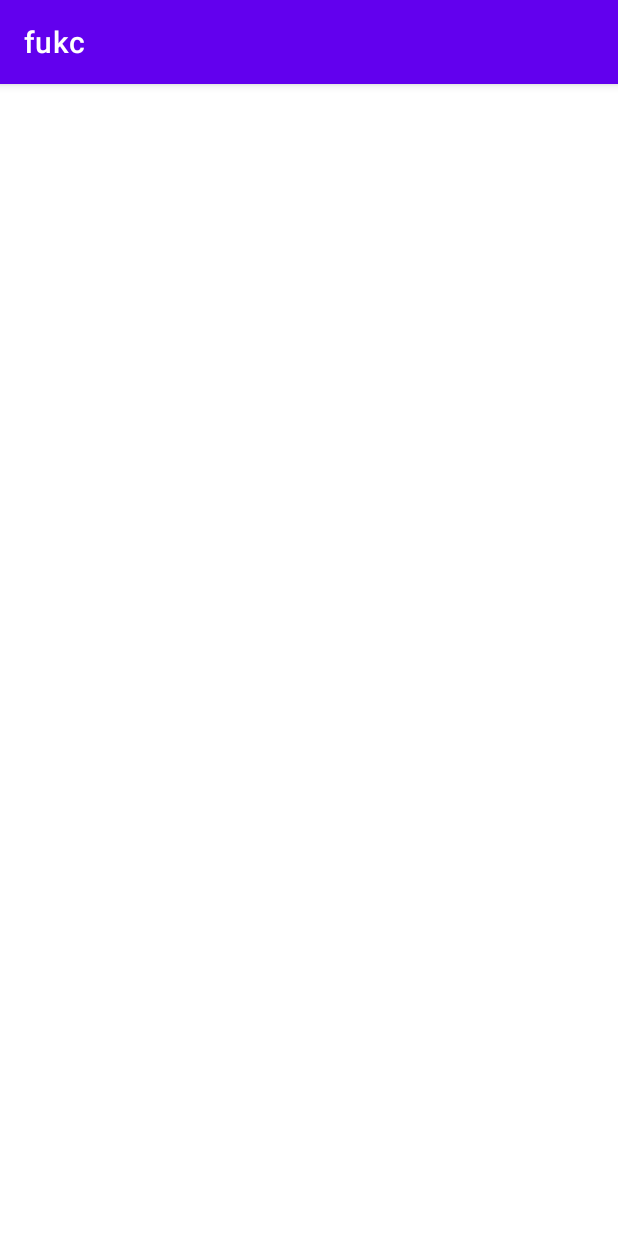
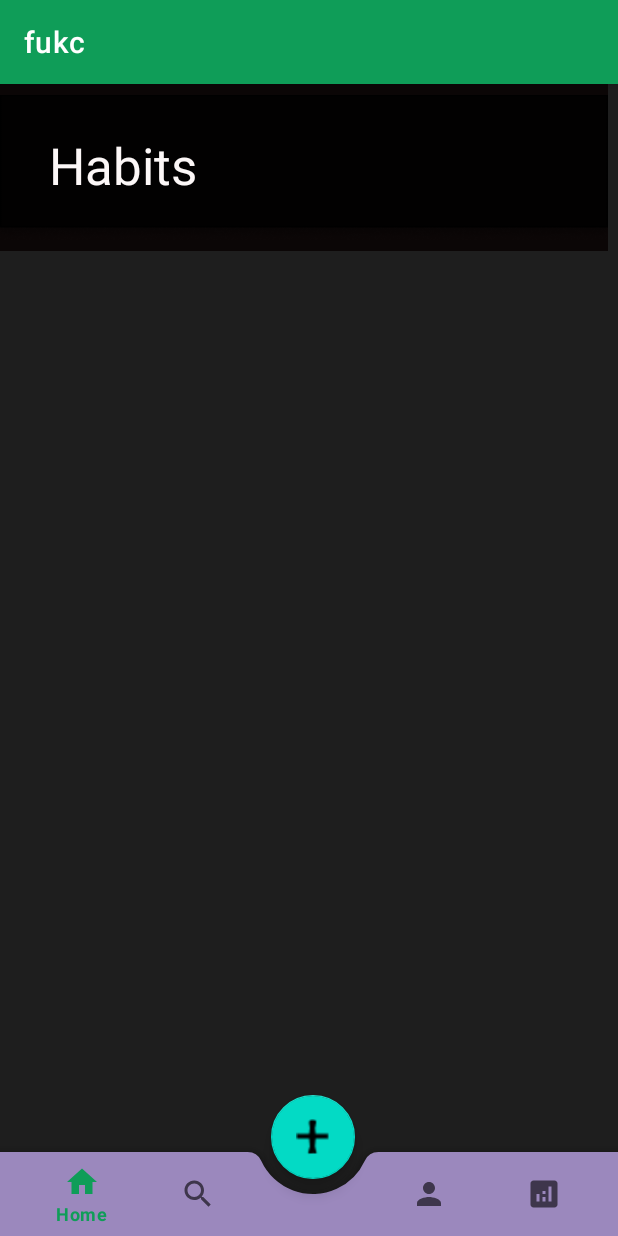
Before and after one commit to ankit00010/HabitTracker, an Android app: the HomeActivity1 screen opened directly, with no data from a screen before it, on a phone screen of 412 x 824 dp. Run offline under Robolectric (Android 15) with nearby library versions, the light colour scheme and no system bars.

Commit message:
changes made of bottom one

```diff
--- a/app/build.gradle
+++ b/app/build.gradle
@@ -36,4 +36,5 @@ dependencies {
     testImplementation 'junit:junit:4.13.2'
     androidTestImplementation 'androidx.test.ext:junit:1.1.4'
     androidTestImplementation 'androidx.test.espresso:espresso-core:3.5.0'
+    implementation'com.google.android.material:material:1.7.0'
 }
--- a/app/src/main/AndroidManifest.xml
+++ b/app/src/main/AndroidManifest.xml
@@ -13,14 +13,14 @@
         android:theme="@style/Theme.Fukc"
         tools:targetApi="31">
         <activity
-            android:name=".HomeActivity"
+            android:name=".Login_user"
             android:exported="false">
             <meta-data
                 android:name="android.app.lib_name"
                 android:value="" />
         </activity>
         <activity
-            android:name=".Login_user"
+            android:name=".HomeActivity1"
             android:exported="false">
             <meta-data
                 android:name="android.app.lib_name"
--- a/app/src/main/java/com/example/fukc/HomeActivity.java
+++ b/app/src/main/java/com/example/fukc/HomeActivity1.java
@@ -4,11 +4,11 @@ import androidx.appcompat.app.AppCompatActivity;
 
 import android.os.Bundle;
 
-public class HomeActivity extends AppCompatActivity {
+public class HomeActivity1 extends AppCompatActivity {
 
     @Override
     protected void onCreate(Bundle savedInstanceState) {
         super.onCreate(savedInstanceState);
-        setContentView(R.layout.activity_home);
+        setContentView(R.layout.activity_home1);
     }
 }
--- a/app/src/main/java/com/example/fukc/Login_user.java
+++ b/app/src/main/java/com/example/fukc/Login_user.java
@@ -38,7 +38,7 @@ public class Login_user extends AppCompatActivity {
                     if (checkuserpass==true)
                     {
                         Toast.makeText(Login_user.this, "Login Successfull", Toast.LENGTH_SHORT).show();
-                        Intent intent=new Intent(getApplicationContext(),HomeActivity.class);
+                        Intent intent=new Intent(getApplicationContext(),HomeActivity1.class);
                         startActivity(intent);
                     }else{
                         Toast.makeText(Login_user.this, "Login Failed", Toast.LENGTH_SHORT).show();
--- a/app/src/main/java/com/example/fukc/MainActivity.java
+++ b/app/src/main/java/com/example/fukc/MainActivity.java
@@ -49,7 +49,7 @@ public class MainActivity extends AppCompatActivity {
                             if (insert==true)
                             {
                                 Toast.makeText(MainActivity.this, "Registered Successfully", Toast.LENGTH_SHORT).show();
-                                Intent intent=new Intent(getApplicationContext(),HomeActivity.class);
+                                Intent intent=new Intent(getApplicationContext(),Login_user.class);
                                 startActivity(intent);
                             }
                             else
--- /dev/null
+++ b/app/src/main/res/drawable/ic_baseline_analytics_24.xml
@@ -0,0 +1,5 @@
+<vector android:height="24dp" android:tint="#000000"
+    android:viewportHeight="24" android:viewportWidth="24"
+    android:width="24dp" xmlns:android="http://schemas.android.com/apk/res/android">
+    <path android:fillColor="@android:color/white" android:pathData="M19,3L5,3c-1.1,0 -2,0.9 -2,2v14c0,1.1 0.9,2 2,2h14c1.1,0 2,-0.9 2,-2L21,5c0,-1.1 -0.9,-2 -2,-2zM9,17L7,17v-5h2v5zM13,17h-2v-3h2v3zM13,12h-2v-2h2v2zM17,17h-2L15,7h2v10z"/>
+</vector>
--- /dev/null
+++ b/app/src/main/res/drawable/ic_baseline_home_24.xml
@@ -0,0 +1,5 @@
+<vector android:height="24dp" android:tint="#000000"
+    android:viewportHeight="24" android:viewportWidth="24"
+    android:width="24dp" xmlns:android="http://schemas.android.com/apk/res/android">
+    <path android:fillColor="@android:color/white" android:pathData="M10,20v-6h4v6h5v-8h3L12,3 2,12h3v8z"/>
+</vector>
--- /dev/null
+++ b/app/src/main/res/drawable/ic_baseline_search_24.xml
@@ -0,0 +1,5 @@
+<vector android:height="24dp" android:tint="#000000"
+    android:viewportHeight="24" android:viewportWidth="24"
+    android:width="24dp" xmlns:android="http://schemas.android.com/apk/res/android">
+    <path android:fillColor="@android:color/white" android:pathData="M15.5,14h-0.79l-0.28,-0.27C15.41,12.59 16,11.11 16,9.5 16,5.91 13.09,3 9.5,3S3,5.91 3,9.5 5.91,16 9.5,16c1.61,0 3.09,-0.59 4.23,-1.57l0.27,0.28v0.79l5,4.99L20.49,19l-4.99,-5zM9.5,14C7.01,14 5,11.99 5,9.5S7.01,5 9.5,5 14,7.01 14,9.5 11.99,14 9.5,14z"/>
+</vector>
--- /dev/null
+++ b/app/src/main/res/drawable/transperent_background.xml
@@ -0,0 +1,8 @@
+<?xml version="1.0" encoding="utf-8"?>
+<shape xmlns:android="http://schemas.android.com/apk/res/android"
+    android:padding="10dp"
+    android:shape="rectangle">
+
+    <solid android:color="#00000000"/>
+
+</shape>
--- a/app/src/main/res/layout/activity_home.xml
+++ /dev/null
@@ -1,9 +0,0 @@
-<?xml version="1.0" encoding="utf-8"?>
-<androidx.constraintlayout.widget.ConstraintLayout xmlns:android="http://schemas.android.com/apk/res/android"
-    xmlns:app="http://schemas.android.com/apk/res-auto"
-    xmlns:tools="http://schemas.android.com/tools"
-    android:layout_width="match_parent"
-    android:layout_height="match_parent"
-    tools:context=".HomeActivity">
-
-</androidx.constraintlayout.widget.ConstraintLayout>
--- /dev/null
+++ b/app/src/main/res/layout/activity_home1.xml
@@ -0,0 +1,85 @@
+<?xml version="1.0" encoding="utf-8"?>
+<androidx.constraintlayout.widget.ConstraintLayout xmlns:android="http://schemas.android.com/apk/res/android"
+    xmlns:app="http://schemas.android.com/apk/res-auto"
+    xmlns:tools="http://schemas.android.com/tools"
+    android:layout_width="match_parent"
+    android:layout_height="match_parent"
+    android:background="@color/blackone"
+    tools:context=".HomeActivity1">
+
+    <ImageView
+        android:id="@+id/imageView2"
+        android:layout_width="405dp"
+        android:layout_height="111dp"
+        android:background="#040007"
+        android:backgroundTint="#0B0606"
+        android:contentDescription="@string/_2"
+        app:layout_constraintBottom_toBottomOf="parent"
+        app:layout_constraintEnd_toEndOf="parent"
+        app:layout_constraintHorizontal_bias="0.0"
+        app:layout_constraintStart_toStartOf="parent"
+        app:layout_constraintTop_toTopOf="parent"
+        app:layout_constraintVertical_bias="0.0"
+        app:srcCompat="@drawable/toponefrag" />
+
+    <androidx.coordinatorlayout.widget.CoordinatorLayout
+        android:id="@+id/coordinatorLayout"
+        android:layout_width="417dp"
+        android:layout_height="574dp"
+        app:layout_constraintBottom_toBottomOf="parent"
+        app:layout_constraintEnd_toEndOf="@+id/imageView2"
+        app:layout_constraintHorizontal_bias="0.0"
+        app:layout_constraintStart_toStartOf="parent"
+        app:layout_constraintTop_toTopOf="parent"
+        app:layout_constraintVertical_bias="1.0">
+
+        <com.google.android.material.bottomappbar.BottomAppBar
+            android:id="@+id/bottomAppBar"
+            android:layout_width="match_parent"
+            android:layout_height="wrap_content"
+            android:layout_gravity="bottom"
+            app:backgroundTint="#9B88BD"
+            app:fabCradleMargin="10dp"
+            app:fabCradleRoundedCornerRadius="10dp"
+            app:fabCradleVerticalOffset="10dp">
+
+            <com.google.android.material.bottomnavigation.BottomNavigationView
+                android:id="@+id/bottomNavigationView"
+                android:layout_width="match_parent"
+                android:layout_height="match_parent"
+                android:layout_marginEnd="16dp"
+                android:background="@drawable/transperent_background"
+                app:menu="@menu/bottom_nav_menu"
+
+                />
+        </com.google.android.material.bottomappbar.BottomAppBar>
+
+        <com.google.android.material.floatingactionbutton.FloatingActionButton
+            android:id="@+id/fab"
+            android:layout_width="wrap_content"
+            android:layout_height="wrap_content"
+            android:contentDescription="@string/todo11"
+            android:src="@drawable/plus"
+
+            app:layout_anchor="@id/bottomAppBar"
+            tools:ignore="SpeakableTextPresentCheck" />
+
+    </androidx.coordinatorlayout.widget.CoordinatorLayout>
+
+    <TextView
+        android:id="@+id/textView"
+        android:layout_width="146dp"
+        android:layout_height="66dp"
+        android:gravity="center_vertical"
+        android:text="@string/habits1"
+        android:textAppearance="@style/TextAppearance.AppCompat.Display1"
+        android:textColor="#FCF7F7"
+        app:layout_constraintBottom_toBottomOf="@+id/imageView2"
+        app:layout_constraintEnd_toEndOf="parent"
+        app:layout_constraintHorizontal_bias="0.124"
+        app:layout_constraintStart_toStartOf="parent"
+        app:layout_constraintTop_toTopOf="@+id/imageView2"
+        app:layout_constraintVertical_bias="0.472" />
+
+
+</androidx.constraintlayout.widget.ConstraintLayout>
--- /dev/null
+++ b/app/src/main/res/menu/bottom_nav_menu.xml
@@ -0,0 +1,32 @@
+<?xml version="1.0" encoding="utf-8"?>
+<menu xmlns:android="http://schemas.android.com/apk/res/android">
+
+    <item
+        android:id="@+id/home"
+        android:icon="@drawable/ic_baseline_home_24"
+        android:title="Home"/>
+
+    <item
+        android:id="@+id/Search"
+        android:icon="@drawable/ic_baseline_search_24"
+        android:title="Search"/>
+
+    <item
+        android:id="@+id/placeholder"
+        android:title=""/>
+
+    <item
+        android:id="@+id/person"
+        android:icon="@drawable/ic_baseline_person_24"
+        android:title="Profile"/>
+
+
+
+    <item
+        android:id="@+id/analysis"
+        android:icon="@drawable/ic_baseline_analytics_24"
+        android:title="Analysis"
+        />
+
+
+</menu>
--- a/app/src/main/res/values-night/themes.xml
+++ b/app/src/main/res/values-night/themes.xml
@@ -2,15 +2,17 @@
     <!-- Base application theme. -->
     <style name="Theme.Fukc" parent="Theme.MaterialComponents.DayNight.DarkActionBar">
         <!-- Primary brand color. -->
-        <item name="colorPrimary">@color/purple_200</item>
-        <item name="colorPrimaryVariant">@color/purple_700</item>
+        <!-- Primary brand color. -->
+        <item name="colorPrimary">#0F9D58</item>
+        <item name="colorPrimaryVariant">#0F9D58</item>
         <item name="colorOnPrimary">@color/black</item>
         <!-- Secondary brand color. -->
         <item name="colorSecondary">@color/teal_200</item>
         <item name="colorSecondaryVariant">@color/teal_200</item>
         <item name="colorOnSecondary">@color/black</item>
         <!-- Status bar color. -->
-        <item name="android:statusBarColor">?attr/colorPrimaryVariant</item>
+        <item name="android:statusBarColor" tools:targetApi="l">?attr/colorPrimaryVariant</item>
+        <!-- Customize your theme here. -->
         <!-- Customize your theme here. -->
     </style>
 </resources>
--- a/app/src/main/res/values/colors.xml
+++ b/app/src/main/res/values/colors.xml
@@ -9,6 +9,9 @@
     <color name="white">#FFFFFFFF</color>
     <color name="purple">#8692f7</color>
     <color name="silver">#494949</color>
+    <color name="blackone">#1E1E1E</color>
+    <color name="gradientviolet">#BC78EC</color>
+
 
 
 </resources>
--- a/app/src/main/res/values/strings.xml
+++ b/app/src/main/res/values/strings.xml
@@ -1,3 +1,9 @@
 <resources>
     <string name="app_name">fukc</string>
+    <string name="habits">Habits</string>
+    <string name="todo">TODO</string>
+    <string name="todo1">TODO</string>
+    <string name="habits1">Habits</string>
+    <string name="_2">2</string>
+    <string name="todo11">TODO11</string>
 </resources>
--- a/app/src/main/res/values/themes.xml
+++ b/app/src/main/res/values/themes.xml
@@ -2,15 +2,15 @@
     <!-- Base application theme. -->
     <style name="Theme.Fukc" parent="Theme.MaterialComponents.DayNight.DarkActionBar">
         <!-- Primary brand color. -->
-        <item name="colorPrimary">@color/purple_500</item>
-        <item name="colorPrimaryVariant">@color/purple_700</item>
-        <item name="colorOnPrimary">@color/white</item>
+        <item name="colorPrimary">#0F9D58</item>
+        <item name="colorPrimaryVariant">#0F9D58</item>
+        <item name="colorOnPrimary">@color/black</item>
         <!-- Secondary brand color. -->
         <item name="colorSecondary">@color/teal_200</item>
         <item name="colorSecondaryVariant">@color/teal_700</item>
         <item name="colorOnSecondary">@color/black</item>
         <!-- Status bar color. -->
-        <item name="android:statusBarColor">?attr/colorPrimaryVariant</item>
+        <item name="android:statusBarColor" tools:targetApi="l">?attr/colorPrimaryVariant</item>
         <!-- Customize your theme here. -->
     </style>
 </resources>
```
Also changed, not shown: app/src/main/res/drawable-v24/plus.png (added), app/src/main/res/drawable-v24/toponefrag.png (added).
